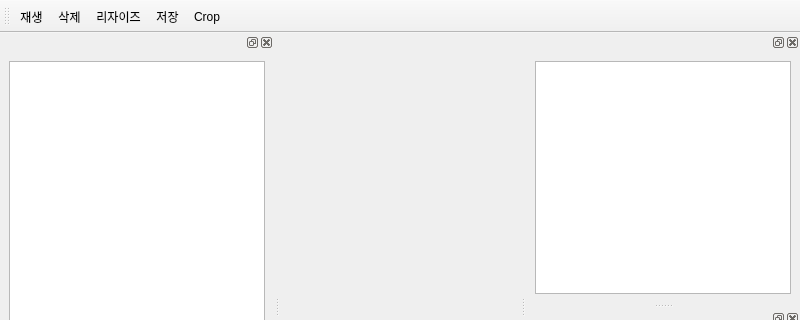
The window that edit/editwindow.ui (Kumazuma/QTWebpCam) describes before a commit, drawn with Qt 5; both pictures show x 0 to 800 and y 0 to 320 of the 800 by 600 pixel window.
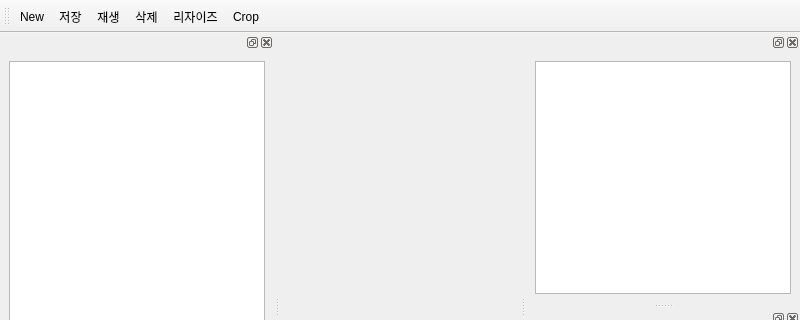
The same window after the commit. Icons and pictures are not drawn.

Patch:
```diff
--- a/edit/editwindow.ui
+++ b/edit/editwindow.ui
@@ -55,10 +55,11 @@
    <attribute name="toolBarBreak">
     <bool>false</bool>
    </attribute>
+   <addaction name="actionNew"/>
+   <addaction name="actionSave"/>
    <addaction name="actionPlay"/>
    <addaction name="actionDelete"/>
    <addaction name="actionResize"/>
-   <addaction name="actionSave"/>
    <addaction name="actionCrop"/>
   </widget>
   <widget class="QDockWidget" name="dockWidget_2">
@@ -152,6 +153,15 @@
     <string>Crop</string>
    </property>
   </action>
+  <action name="actionNew">
+   <property name="icon">
+    <iconset resource="../resource/icons.qrc">
+     <normaloff>:/resource/dot.svg</normaloff>:/resource/dot.svg</iconset>
+   </property>
+   <property name="text">
+    <string>New</string>
+   </property>
+  </action>
  </widget>
  <resources>
   <include location="../resource/icons.qrc"/>
```
